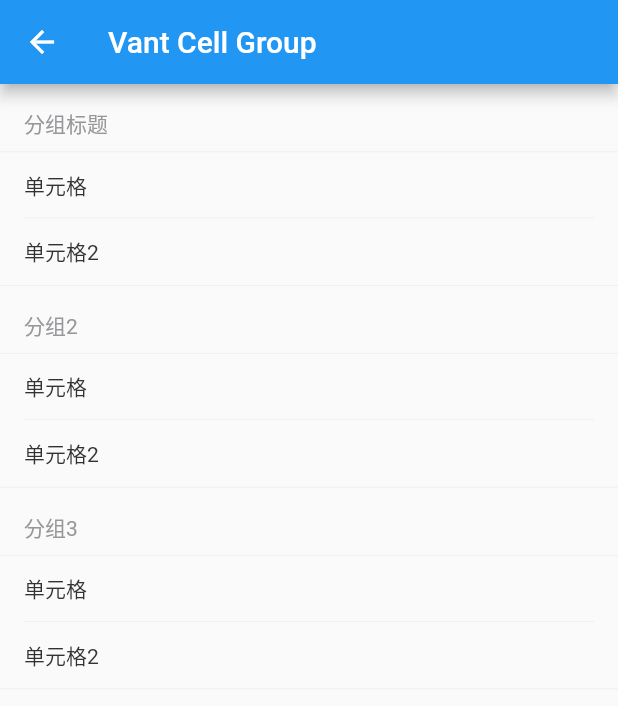
After one commit to liyajie920112/flutter_vant, a Flutter app: the CellGroupPage screen opened by its route, on a phone screen of 412 x 824 dp. The commit adds this screen. Shown: the top 706 px of the screen. Run offline on Flutter 3.47's test engine with Material 2 defaults, Android fonts, the phone set to English and light mode, and no system bars.

Commit message:
cell group end

```diff
--- a/example/lib/main.dart
+++ b/example/lib/main.dart
@@ -1,4 +1,5 @@
 import 'package:example/pages/button_page.dart';
+import 'package:example/pages/cell_group_page.dart';
 import 'package:example/pages/cell_page.dart';
 import 'package:flutter/material.dart';
 
@@ -18,7 +19,8 @@ class MyApp extends StatelessWidget {
       home: MyHomePage(title: 'Flutter Vant'),
       routes: {
         '/button': (context) => ButtonPage(),
-        '/cell': (context) => CellPage()
+        '/cell': (context) => CellPage(),
+        '/cell_group': (context) => CellGroupPage(),
       },
     );
   }
@@ -58,6 +60,10 @@ class _MyHomePageState extends State<MyHomePage> {
               _Cell(
                 title: 'Cell单元格',
                 onClick: () => {Navigator.pushNamed(context, '/cell')},
+              ),
+              _Cell(
+                title: 'Cell Group',
+                onClick: () => {Navigator.pushNamed(context, '/cell_group')},
               )
             ],
           ),
--- /dev/null
+++ b/example/lib/pages/cell_group_page.dart
@@ -0,0 +1,43 @@
+import 'package:flutter/material.dart';
+import 'package:flutter_vant/flutter_vant.dart';
+
+class CellGroupPage extends StatelessWidget {
+  const CellGroupPage({Key? key}) : super(key: key);
+
+  @override
+  Widget build(BuildContext context) {
+    return Scaffold(
+        appBar: AppBar(
+          title: Text('Vant Cell Group'),
+        ),
+        body: SingleChildScrollView(
+            child: Column(
+          children: [
+            CellGroup(title: '分组标题', children: [
+              Cell(
+                title: '单元格',
+              ),
+              Cell(
+                title: '单元格2',
+              ),
+            ]),
+            CellGroup(title: '分组2', children: [
+              Cell(
+                title: '单元格',
+              ),
+              Cell(
+                title: '单元格2',
+              ),
+            ]),
+            CellGroup(title: '分组3', children: [
+              Cell(
+                title: '单元格',
+              ),
+              Cell(
+                title: '单元格2',
+              ),
+            ])
+          ],
+        )));
+  }
+}
--- a/lib/flutter_vant.dart
+++ b/lib/flutter_vant.dart
@@ -2,6 +2,7 @@ library flutter_vant;
 
 export './src/widgets/button.dart';
 export './src/widgets/cell.dart';
+export './src/widgets/cell_group.dart';
 
 /// A Calculator.
 class Calculator {
--- a/lib/src/style/style.dart
+++ b/lib/src/style/style.dart
@@ -101,4 +101,9 @@ class Style {
 
   static const double cellIconWidth = 16;
   static const double cellRightIconFontSize = 20;
+
+  static Color cellGroupTitleColor = Convert.toColor('#969799');
+  static const double cellGroupTitleFontSize = 14;
+  static const EdgeInsetsGeometry cellGroupTitlePadding =
+      EdgeInsets.only(top: 16, bottom: 8, left: 16, right: 16);
 }
--- a/lib/src/widgets/cell.dart
+++ b/lib/src/widgets/cell.dart
@@ -20,7 +20,7 @@ class Cell extends StatelessWidget {
   final String? label;
   final CellSize size;
   final IconData? icon;
-  final bool border;
+  bool border;
 
   /// click feedback
   final bool clickable;
--- /dev/null
+++ b/lib/src/widgets/cell_group.dart
@@ -0,0 +1,56 @@
+import 'package:flutter/material.dart';
+import 'package:flutter_vant/flutter_vant.dart';
+import 'package:flutter_vant/src/style/style.dart';
+
+class CellGroup extends StatelessWidget {
+  final String? title;
+  final List<Widget> children;
+  const CellGroup({Key? key, this.title, required this.children})
+      : super(key: key);
+
+  List<Widget> get _children {
+    List<Widget> list = [];
+    if (children.length > 0) {
+      var last = children.last as Cell;
+      last.border = false;
+      list.add(DecoratedBox(
+        decoration: BoxDecoration(
+            border: Border(
+                top: BorderSide(
+                    width: Style.cellBorderHeight,
+                    color: Style.cellBorderColor),
+                bottom: BorderSide(
+                    width: Style.cellBorderHeight,
+                    color: Style.cellBorderColor))),
+        child: Column(
+          mainAxisAlignment: MainAxisAlignment.start,
+          crossAxisAlignment: CrossAxisAlignment.stretch,
+          children: children,
+        ),
+      ));
+    }
+    if (title != null) {
+      list.insert(
+          0,
+          Container(
+            padding: Style.cellGroupTitlePadding,
+            child: Text(
+              title!,
+              style: TextStyle(
+                  fontSize: Style.cellGroupTitleFontSize,
+                  color: Style.cellGroupTitleColor),
+            ),
+          ));
+    }
+    return list;
+  }
+
+  @override
+  Widget build(BuildContext context) {
+    return Column(
+      mainAxisAlignment: MainAxisAlignment.start,
+      crossAxisAlignment: CrossAxisAlignment.stretch,
+      children: _children,
+    );
+  }
+}
```
